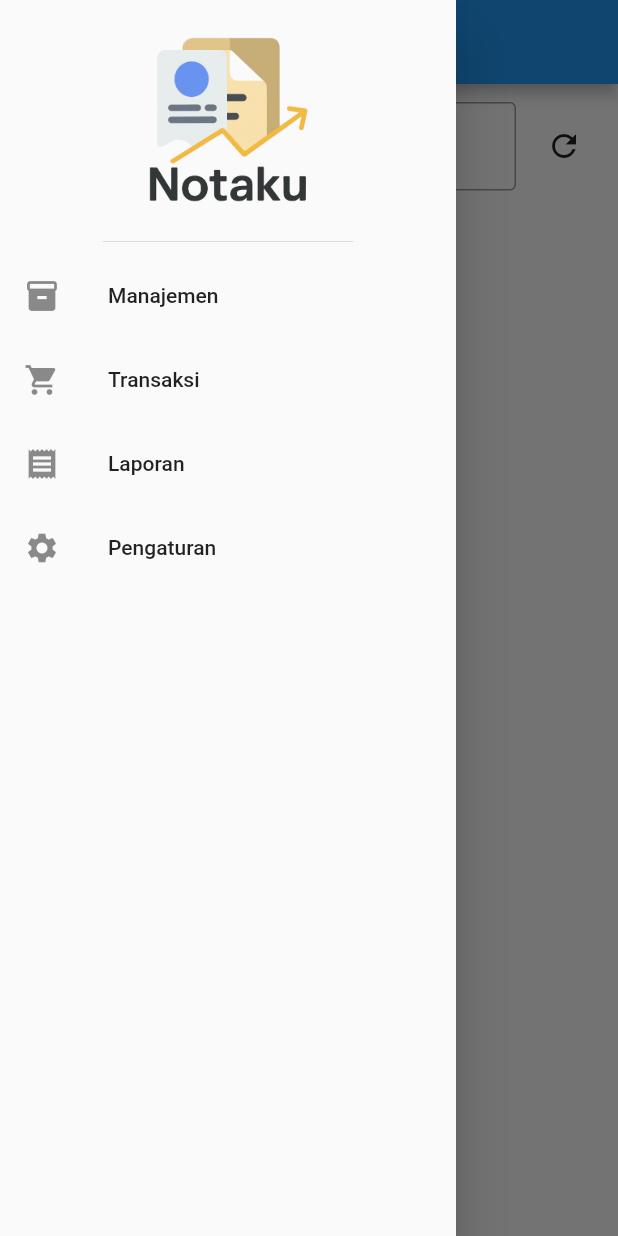
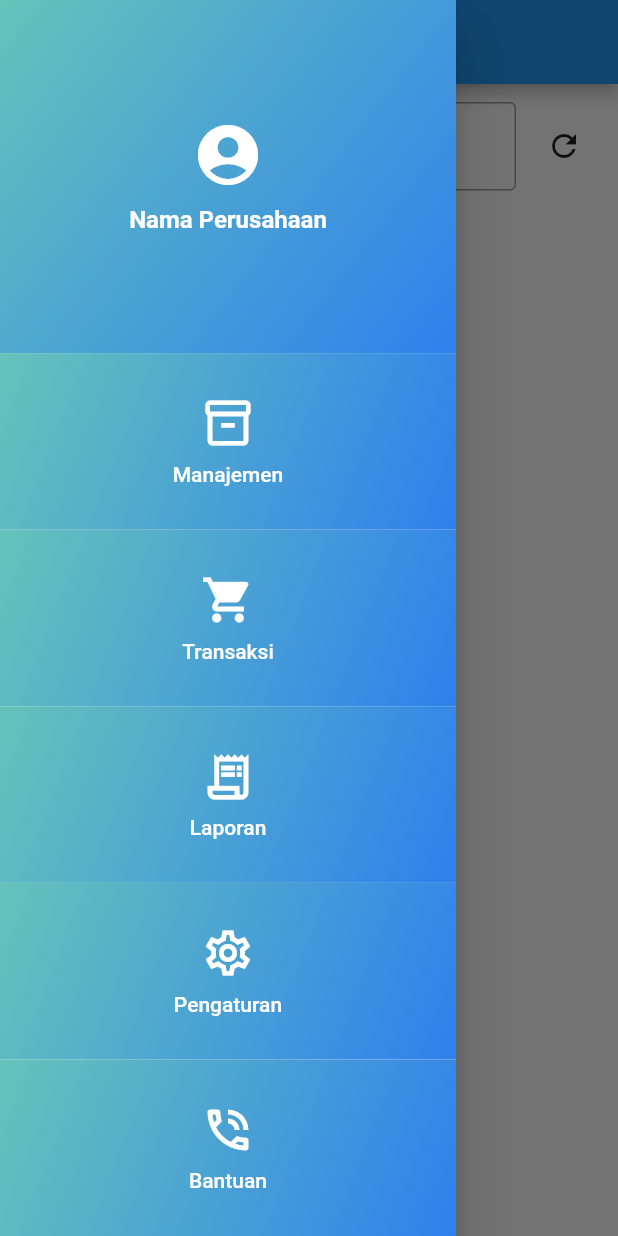
Before and after one commit to invoiceKu/invoiceApp, a Flutter app: the screen it shows after launch, with the side drawer open, on a phone screen of 412 x 824 dp. Run offline on Flutter 3.47's test engine with Material 2 defaults, Android fonts, the phone set to English and light mode, and no system bars; our stand-ins replace sqflite; accounts and stored records are empty.

Commit message:
update sidebar

```diff
--- a/lib/view/sidebar/mySideBar.dart
+++ b/lib/view/sidebar/mySideBar.dart
@@ -4,46 +4,89 @@ class mySideBar extends StatelessWidget {
   const mySideBar({super.key});
 
   Widget buildDrawerItem(IconData icon, String title, VoidCallback onTap) {
-    return ListTile(
-      leading: Icon(icon),
-      title: Text(title),
+    return Expanded(
+      child: InkWell(
         onTap: onTap,
+        child: Container(
+          width: double.infinity,
+          decoration: const BoxDecoration(
+            gradient: LinearGradient(
+              colors: [Color(0xFF65C3BA), Color(0xFF2F80ED)],
+              begin: Alignment.topLeft,
+              end: Alignment.bottomRight,
+            ),
+          ),
+          child: Column(
+            mainAxisAlignment: MainAxisAlignment.center,
+            children: [
+              Icon(icon, color: Colors.white, size: 36),
+              const SizedBox(height: 8),
+              Text(
+                title,
+                style: const TextStyle(
+                  color: Colors.white,
+                  fontSize: 14,
+                  fontWeight: FontWeight.w500,
+                ),
+              )
+            ],
+          ),
+        ),
+      ),
     );
   }
 
   @override
   Widget build(BuildContext context) {
     return Drawer(
-      child: SafeArea(
       child: Column(
         children: [
-            DrawerHeader(
+          // Header
+          Expanded(
+            flex: 2,
+            child: Container(
+              width: double.infinity,
+              decoration: const BoxDecoration(
+                gradient: LinearGradient(
+                  colors: [Color(0xFF65C3BA), Color(0xFF2F80ED)],
+                  begin: Alignment.topLeft,
+                  end: Alignment.bottomRight,
+                ),
+              ),
               child: Column(
-                crossAxisAlignment: CrossAxisAlignment.start,
-                children: [
-                  Image.asset(
-                    'assets/images/logo.png',
-                    width: 135,
-                    height: 135,
-                    fit: BoxFit.cover,
+                mainAxisAlignment: MainAxisAlignment.center,
+                children: const [
+                  Icon(Icons.account_circle, color: Colors.white, size: 48),
+                  SizedBox(height: 10),
+                  Text(
+                    'Nama Perusahaan',
+                    style: TextStyle(
+                      color: Colors.white,
+                      fontSize: 16,
+                      fontWeight: FontWeight.bold,
                     ),
+                  )
                 ],
               ),
             ),
-            buildDrawerItem(Icons.inventory, "Manajemen", () {
+          ),
+          // Menu Items
+          buildDrawerItem(Icons.inventory_2_outlined, "Manajemen", () {
             Navigator.pushNamed(context, '/manajemen');
           }),
           buildDrawerItem(Icons.shopping_cart, "Transaksi", () {
             Navigator.pushNamed(context, '/transaksi');
           }),
-            buildDrawerItem(Icons.receipt, "Laporan", () {
+          buildDrawerItem(Icons.receipt_long_outlined, "Laporan", () {
             Navigator.pushNamed(context, '/laporan');
           }),
-            buildDrawerItem(Icons.settings, "Pengaturan", () {
+          buildDrawerItem(Icons.settings_outlined, "Pengaturan", () {
             Navigator.pushNamed(context, '/pengaturan');
           }),
+          buildDrawerItem(Icons.phone_in_talk_outlined, "Bantuan", () {
+            Navigator.pushNamed(context, '/bantuan');
+          }),
         ],
-        ),
       ),
     );
   }
```
Also changed, not shown: 1 other file. Lines whose indentation alone changed are shown as unchanged.
